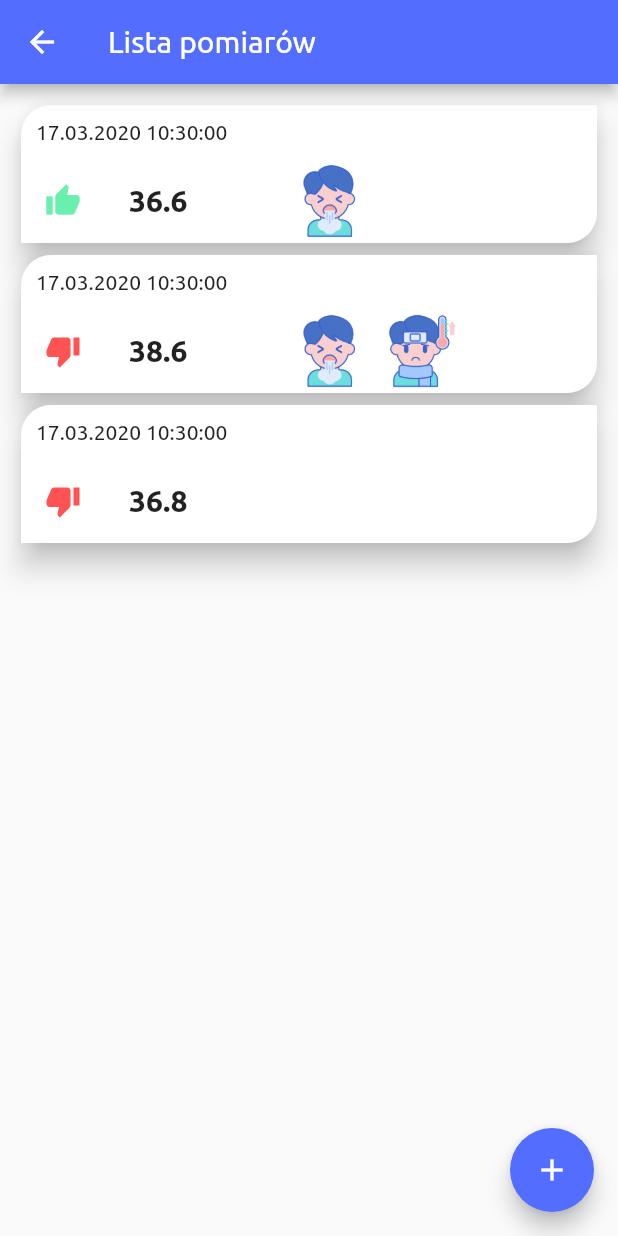
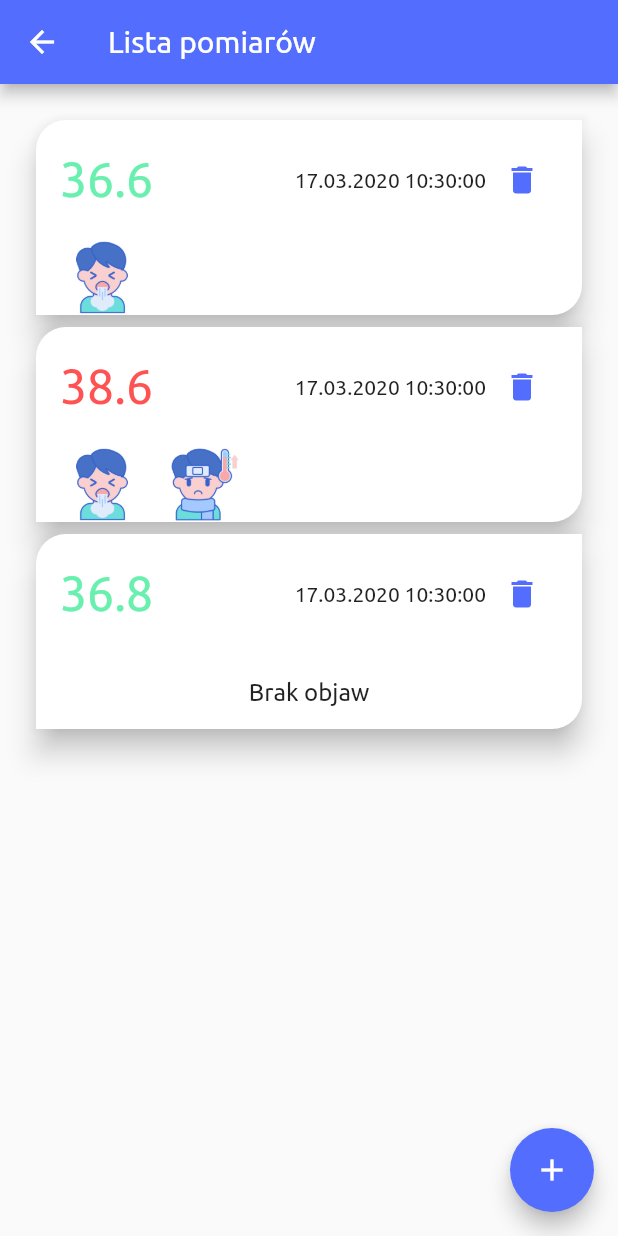
Before and after one commit to gkubiak92/kwarantapp, a Flutter app: the screen it shows after launch, after a tap on "Pomiary", on a phone screen of 412 x 824 dp. Run offline on Flutter 3.47's test engine with Material 2 defaults, Android fonts, the phone set to English and light mode, and no system bars; our stand-ins replace sqflite; missing offline and left inert: fancy_on_boarding; accounts and stored records are empty.

Commit message:
Add 2 new symptoms and lock device orientation to portrait

```diff
--- a/lib/main.dart
+++ b/lib/main.dart
@@ -1,4 +1,5 @@
 import 'package:flutter/material.dart';
+import 'package:flutter/services.dart';
 import 'package:kwarantapp/providers/measurement_provider.dart';
 import 'package:kwarantapp/screens/home/home.dart';
 import 'package:kwarantapp/screens/rules/rules.dart';
@@ -8,7 +9,10 @@ import 'package:provider/provider.dart';
 import 'screens/Measurements/measurements_screen.dart';
 
 void main() {
-  runApp(MyApp());
+  WidgetsFlutterBinding.ensureInitialized();
+  SystemChrome.setPreferredOrientations(
+          [DeviceOrientation.portraitUp, DeviceOrientation.portraitDown])
+      .then((_) => runApp(MyApp()));
 }
 
 class MyApp extends StatelessWidget {
--- a/lib/providers/models/measurement.dart
+++ b/lib/providers/models/measurement.dart
@@ -5,6 +5,8 @@ class Measurement {
   bool cough;
   bool fever;
   bool shortBreath;
+  bool musclePain;
+  bool fatigue;
 
   Measurement({
     this.id,
@@ -13,5 +15,7 @@ class Measurement {
     this.cough = false,
     this.fever = false,
     this.shortBreath = false,
+    this.musclePain = false,
+    this.fatigue = false,
   });
 }
--- a/lib/screens/Measurements/measurements_screen.dart
+++ b/lib/screens/Measurements/measurements_screen.dart
@@ -21,7 +21,7 @@ class MeasurementsScreen extends StatelessWidget {
         children: <Widget>[
           Expanded(
             child: ListView(
-              padding: EdgeInsets.all(10.0),
+              padding: EdgeInsets.all(20.0),
               children: measurementList
                   .map(
                     (measurement) => MeasurementWidget(
--- a/lib/screens/Measurements/widgets/add_measurement_widget.dart
+++ b/lib/screens/Measurements/widgets/add_measurement_widget.dart
@@ -57,19 +57,21 @@ class _AddMeasurementWidgetState extends State<AddMeasurementWidget> {
 
   @override
   Widget build(BuildContext context) {
-    var dateFormat = DateFormat('dd.MM.yyyy');
+    var dateFormat = DateFormat('dd.MM');
     final measurementDate = dateFormat.format(_selectedDate);
     var timeFormat = DateFormat('HH:mm');
     final measurementTime = timeFormat.format(_selectedDate);
 
-    return Container(
+    return SingleChildScrollView(
+      child: Container(
         child: Form(
           key: _formKey,
           child: Column(
             mainAxisSize: MainAxisSize.min,
             children: <Widget>[
               Row(
-              mainAxisSize: MainAxisSize.min,
+                mainAxisSize: MainAxisSize.max,
+                mainAxisAlignment: MainAxisAlignment.spaceEvenly,
                 children: <Widget>[
                   Text(measurementDate),
                   IconButton(
@@ -102,8 +104,13 @@ class _AddMeasurementWidgetState extends State<AddMeasurementWidget> {
                   }
                 },
                 validator: (value) {
+                  double temp = double.parse(value);
                   if (value.isEmpty) {
                     return 'Wprowadź temperaturę';
+                  } else if (temp < 20) {
+                    return 'Wprowadź poprawną temperaturę';
+                  } else if (temp > 45) {
+                    return 'Wprowadź poprawną temperaturę';
                   }
                 },
                 onSaved: (value) => setState(
@@ -139,6 +146,26 @@ class _AddMeasurementWidgetState extends State<AddMeasurementWidget> {
                   });
                 },
               ),
+              CheckboxListTile(
+                title: Text('Bóle mięśni'),
+                activeColor: Theme.of(context).primaryColor,
+                value: _measurement.musclePain,
+                onChanged: (value) {
+                  setState(() {
+                    _measurement.musclePain = value;
+                  });
+                },
+              ),
+              CheckboxListTile(
+                title: Text('Zmęczenie'),
+                activeColor: Theme.of(context).primaryColor,
+                value: _measurement.fatigue,
+                onChanged: (value) {
+                  setState(() {
+                    _measurement.fatigue = value;
+                  });
+                },
+              ),
               RaisedButton(
                 color: Theme.of(context).primaryColor,
                 child: Text(
@@ -150,6 +177,7 @@ class _AddMeasurementWidgetState extends State<AddMeasurementWidget> {
             ],
           ),
         ),
+      ),
     );
   }
 }
--- a/lib/screens/Measurements/widgets/measurement_widget.dart
+++ b/lib/screens/Measurements/widgets/measurement_widget.dart
@@ -1,16 +1,29 @@
 import 'package:flutter/material.dart';
 import 'package:kwarantapp/providers/models/measurement.dart';
 import 'package:intl/intl.dart';
+import 'package:kwarantapp/screens/measurements/widgets/symptom_icon.dart';
 
 class MeasurementWidget extends StatelessWidget {
   final Measurement measurement;
 
   const MeasurementWidget({Key key, this.measurement}) : super(key: key);
 
+  bool checkSymptoms() {
+    if (measurement.cough ||
+        measurement.fever ||
+        measurement.shortBreath ||
+        measurement.musclePain ||
+        measurement.fatigue) {
+      return false;
+    }
+    return true;
+  }
+
   @override
   Widget build(BuildContext context) {
-    var dateFormat = DateFormat('dd.MM.yyyy HH:mm:ss');
-    final measurementDate = dateFormat.format(measurement.date);
+    DateFormat dateFormat = DateFormat('dd.MM.yyyy HH:mm:ss');
+    final String measurementDate = dateFormat.format(measurement.date);
+    final bool hasSymptoms = checkSymptoms();
 
     return Card(
       elevation: 8.0,
@@ -23,60 +36,75 @@ class MeasurementWidget extends StatelessWidget {
       child: Column(
         children: <Widget>[
           Padding(
-            padding: const EdgeInsets.all(10.0),
+            padding: const EdgeInsets.all(16.0),
             child: Row(
+              mainAxisAlignment: MainAxisAlignment.spaceBetween,
               children: <Widget>[
-                Text(measurementDate),
+                Text(
+                  measurement.temperature.toString(),
+                  style: TextStyle(
+                    fontSize: 32,
+                    color: measurement.temperature <= 38.0
+                        ? Colors.greenAccent
+                        : Colors.redAccent,
+                  ),
+                ),
+                Expanded(
+                  child: Text(
+                    measurementDate,
+                    textAlign: TextAlign.right,
+                    style: TextStyle(
+                      fontSize: 14,
+                    ),
+                  ),
+                ),
+                IconButton(
+                  icon: Icon(
+                    Icons.delete,
+                    color: Theme.of(context).primaryColor,
+                  ),
+                  onPressed: () {},
+                )
               ],
             ),
           ),
-          ListTile(
-            leading: measurement.temperature <= 36.6
-                ? Icon(
-                    Icons.thumb_up,
-                    color: Colors.greenAccent,
+          hasSymptoms
+              ? Container(
+                  height: 50,
+                  child: Center(
+                    child: Text(
+                      'Brak objaw',
+                      style: TextStyle(
+                        fontSize: 16,
+                      ),
+                    ),
+                  ),
                 )
-                : Icon(Icons.thumb_down, color: Colors.redAccent),
-            title: Text(measurement.temperature.toString()),
-            trailing: Container(
-              width: 200,
-              child: Row(
-                mainAxisSize: MainAxisSize.min,
+              : Row(
+                  mainAxisSize: MainAxisSize.max,
                   mainAxisAlignment: MainAxisAlignment.spaceEvenly,
                   children: <Widget>[
-                  measurement.cough
-                      ? Container(
-                          width: 50,
-                          height: 50,
-                          child: Image.asset('assets/cough.png'),
-                        )
-                      : Container(
-                          width: 50,
-                          height: 50,
+                    SymptomIcon(
+                      show: measurement.cough,
+                      assetPath: 'assets/cough.png',
                     ),
-                  measurement.fever
-                      ? Container(
-                          width: 50,
-                          height: 50,
-                          child: Image.asset('assets/fever.png'),
-                        )
-                      : Container(
-                          width: 50,
-                          height: 50,
+                    SymptomIcon(
+                      show: measurement.fever,
+                      assetPath: 'assets/fever.png',
                     ),
-                  measurement.shortBreath
-                      ? Container(
-                          width: 50,
-                          height: 50,
-                          child: Image.asset('assets/breath.png'),
-                        )
-                      : Container(
-                          width: 50,
-                          height: 50,
+                    SymptomIcon(
+                      show: measurement.shortBreath,
+                      assetPath: 'assets/breath.png',
+                    ),
+                    SymptomIcon(
+                      show: measurement.musclePain,
+                      assetPath: 'assets/musclepain.png',
+                    ),
+                    SymptomIcon(
+                      show: measurement.fatigue,
+                      assetPath: 'assets/fatigue.png',
                     ),
                   ],
-              ),
-            ),
                 ),
         ],
       ),
--- /dev/null
+++ b/lib/screens/Measurements/widgets/symptom_icon.dart
@@ -0,0 +1,22 @@
+import 'package:flutter/material.dart';
+
+class SymptomIcon extends StatelessWidget {
+  final bool show;
+  final String assetPath;
+
+  const SymptomIcon({Key key, this.show, this.assetPath}) : super(key: key);
+
+  @override
+  Widget build(BuildContext context) {
+    return show
+        ? Container(
+            width: 50,
+            height: 50,
+            child: Image.asset(assetPath),
+          )
+        : Container(
+            width: 50,
+            height: 50,
+          );
+  }
+}
--- a/lib/screens/home/widgets/homecard.dart
+++ b/lib/screens/home/widgets/homecard.dart
@@ -23,12 +23,12 @@ class HomeCard extends StatelessWidget {
         child: Padding(
           padding: const EdgeInsets.all(8.0),
           child: Container(
-            width: 120,
-            height: 140,
+            width: 140,
+            height: 180,
             child: Column(
               mainAxisAlignment: MainAxisAlignment.spaceEvenly,
               children: <Widget>[
-                image,
+                Expanded(child: image),
                 Text(
                   title,
                   textAlign: TextAlign.center,
```
Also changed, not shown: assets/fatigue.png (added), assets/musclepain.png (added). Lines whose indentation alone changed are shown as unchanged.
